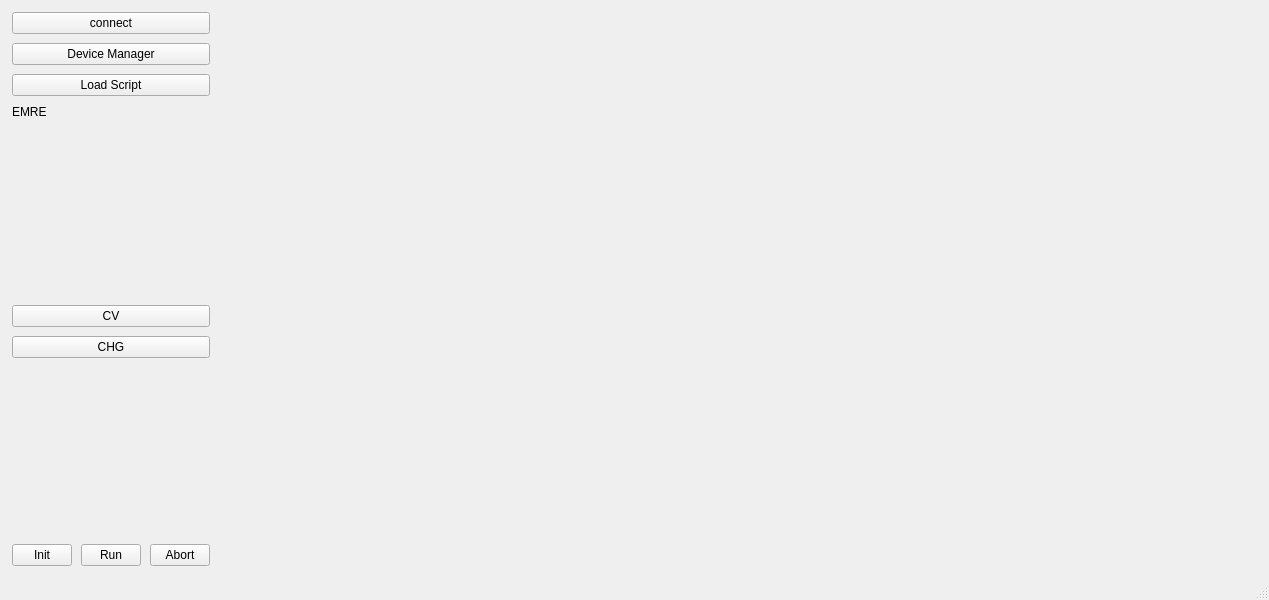
First picture: the form in EMRE.ui, repository rst030/EMRE, before the edit.
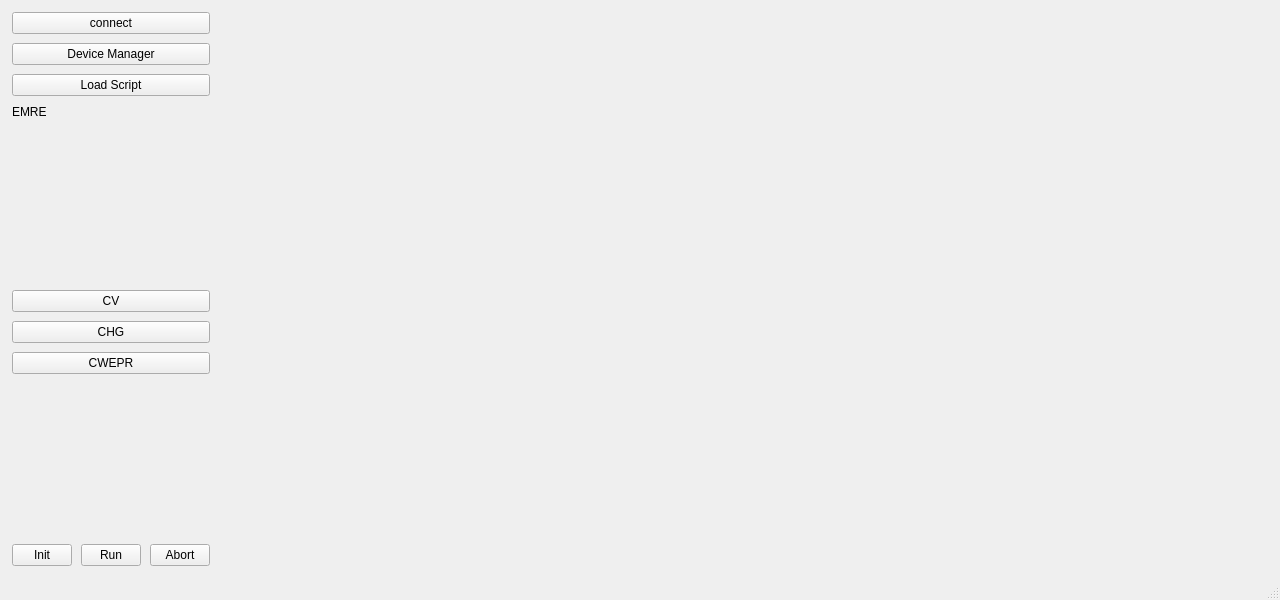
Second picture: the form after the edit. Icons and pictures are not drawn.

Diff of the .ui file:
```diff
--- a/EMRE.ui
+++ b/EMRE.ui
@@ -6,7 +6,7 @@
    <rect>
     <x>0</x>
     <y>0</y>
-    <width>1268</width>
+    <width>1280</width>
     <height>600</height>
    </rect>
   </property>
@@ -144,6 +144,13 @@
           </property>
          </widget>
         </item>
+        <item>
+         <widget class="QPushButton" name="CWEPR_button">
+          <property name="text">
+           <string>CWEPR</string>
+          </property>
+         </widget>
+        </item>
         <item>
          <spacer name="verticalSpacer">
           <property name="orientation">
```
Left out of the diff: 4 changed lines with no effect on the pictures.
